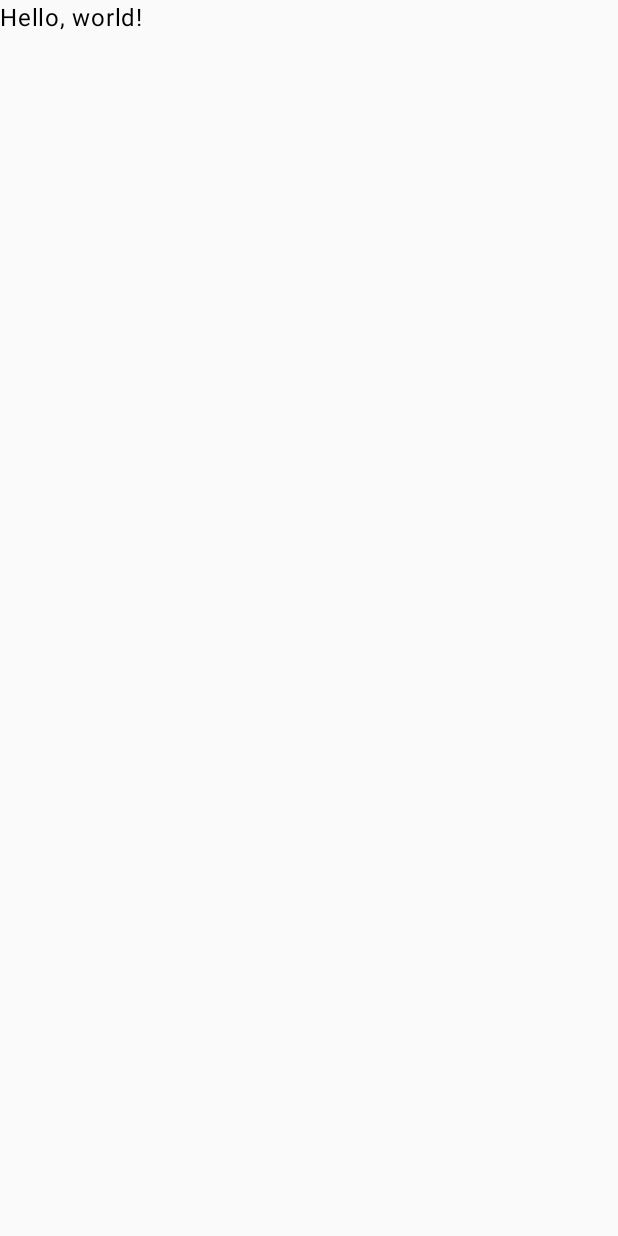
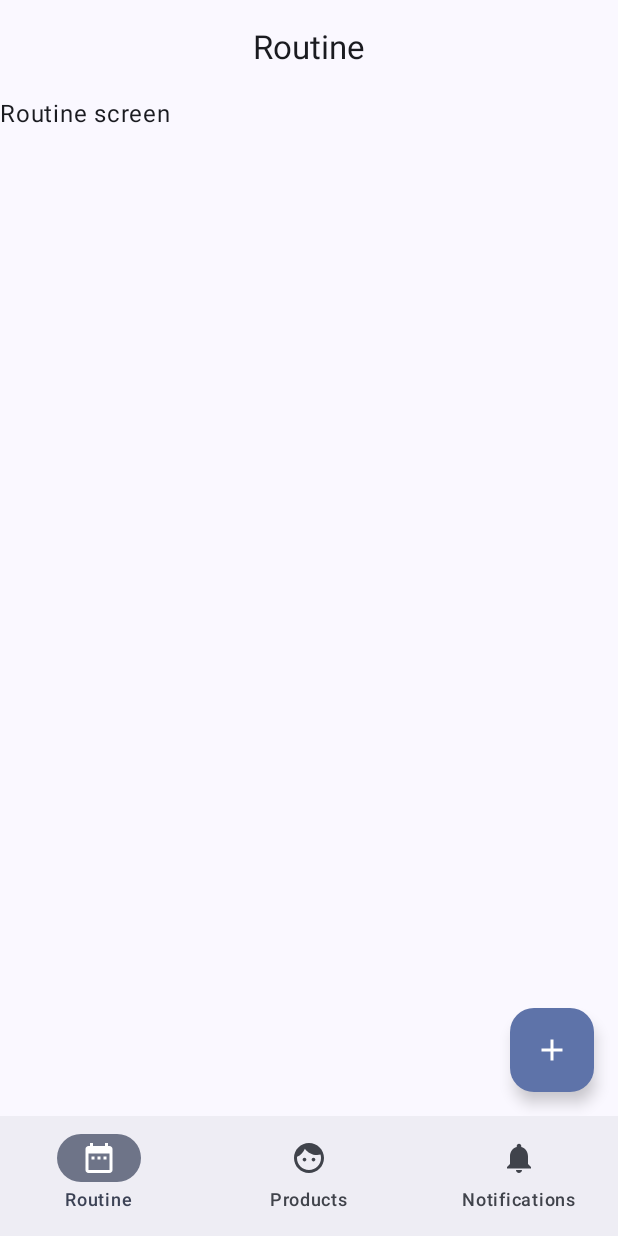
Before and after one commit to raczu/skin-care-app, an Android app built with Jetpack Compose: the screen it shows after launch (MainActivity), on a phone screen of 412 x 824 dp. Before the commit the screen is almost empty. Run offline under Robolectric (Android 15) with nearby library versions, the phone set to English and light mode, and no system bars.

Commit message:
feat: add basic navigation

```diff
--- a/app/src/main/java/com/raczu/skincareapp/MainActivity.kt
+++ b/app/src/main/java/com/raczu/skincareapp/MainActivity.kt
@@ -3,7 +3,6 @@ package com.raczu.skincareapp
 import android.os.Bundle
 import androidx.activity.ComponentActivity
 import androidx.activity.compose.setContent
-import androidx.compose.material3.Text
 import com.raczu.skincareapp.screens.MainScreen
 import com.raczu.skincareapp.ui.theme.SkinCareAppTheme
 
@@ -12,7 +11,7 @@ class MainActivity : ComponentActivity() {
         super.onCreate(savedInstanceState)
         setContent {
             SkinCareAppTheme {
-                Text("Hello, world!")
+                MainScreen()
             }
         }
     }
--- /dev/null
+++ b/app/src/main/java/com/raczu/skincareapp/components/BottomAddFloatingButton.kt
@@ -0,0 +1,26 @@
+package com.raczu.skincareapp.components
+
+import androidx.compose.foundation.layout.Box
+import androidx.compose.foundation.layout.fillMaxWidth
+import androidx.compose.material.icons.Icons
+import androidx.compose.material.icons.filled.Add
+import androidx.compose.material3.FloatingActionButton
+import androidx.compose.material3.Icon
+import androidx.compose.runtime.Composable
+import androidx.compose.ui.Alignment
+import androidx.compose.ui.Modifier
+
+@Composable
+fun BottomAddFloatingButton(
+    onClick: () -> Unit,
+    modifier: Modifier = Modifier
+) {
+    Box(modifier = modifier) {
+        FloatingActionButton(
+            onClick = onClick,
+            modifier = Modifier.align(Alignment.CenterEnd)
+        ) {
+            Icon(Icons.Default.Add, contentDescription = "Add product")
+        }
+    }
+}
--- /dev/null
+++ b/app/src/main/java/com/raczu/skincareapp/components/BottomBar.kt
@@ -0,0 +1,51 @@
+package com.raczu.skincareapp.components
+
+import androidx.compose.foundation.layout.RowScope
+import androidx.compose.material3.Icon
+import androidx.compose.runtime.Composable
+import androidx.compose.runtime.getValue
+import androidx.navigation.NavHostController
+import androidx.navigation.compose.currentBackStackEntryAsState
+import androidx.compose.material3.NavigationBar
+import androidx.compose.material3.NavigationBarItem
+import androidx.compose.material3.Text
+import androidx.navigation.NavDestination
+import androidx.navigation.NavDestination.Companion.hierarchy
+import androidx.navigation.NavGraph.Companion.findStartDestination
+import com.raczu.skincareapp.navigation.BottomBarScreen
+
+@Composable
+fun BottomBar(navController: NavHostController) {
+    val screens = listOf(
+        BottomBarScreen.Routine,
+        BottomBarScreen.Products,
+        BottomBarScreen.Notifications
+    )
+    val navBackStackEntry by navController.currentBackStackEntryAsState()
+    val currentDestination = navBackStackEntry?.destination
+
+    NavigationBar {
+        screens.forEach { screen ->
+            AddItem(screen, currentDestination, navController)
+        }
+    }
+}
+
+@Composable
+fun RowScope.AddItem(
+    screen: BottomBarScreen,
+    currentDestination: NavDestination?,
+    navController: NavHostController
+) {
+    NavigationBarItem(
+        label = { Text(screen.title) },
+        icon = { Icon(screen.icon, contentDescription = "Navigation icon") },
+        selected = currentDestination?.hierarchy?.any { it.route == screen.route } == true,
+        onClick = {
+            navController.navigate(screen.route) {
+                popUpTo(navController.graph.findStartDestination().id)
+                launchSingleTop = true
+            }
+        }
+    )
+}
--- /dev/null
+++ b/app/src/main/java/com/raczu/skincareapp/components/TopBar.kt
@@ -0,0 +1,36 @@
+package com.raczu.skincareapp.components
+
+import androidx.compose.material.icons.Icons
+import androidx.compose.material.icons.filled.ArrowBack
+import androidx.compose.material3.CenterAlignedTopAppBar
+import androidx.compose.material3.ExperimentalMaterial3Api
+import androidx.compose.material3.Icon
+import androidx.compose.material3.IconButton
+import androidx.compose.material3.MaterialTheme
+import androidx.compose.material3.Text
+import androidx.compose.material3.TopAppBarScrollBehavior
+import androidx.compose.runtime.Composable
+import androidx.compose.ui.Modifier
+
+@OptIn(ExperimentalMaterial3Api::class)
+@Composable
+fun TopBar(
+    title: String,
+    canNavigateBack: Boolean,
+    modifier: Modifier = Modifier,
+    onBack: () -> Unit = {},
+    scrollBehavior: TopAppBarScrollBehavior? = null
+) {
+    CenterAlignedTopAppBar(
+        title = { Text(text = title, style = MaterialTheme.typography.titleLarge) },
+        modifier = modifier,
+        scrollBehavior = scrollBehavior,
+        navigationIcon = {
+            if (canNavigateBack) {
+                IconButton(onClick = onBack) {
+                    Icon(Icons.Default.ArrowBack, contentDescription = "Back")
+                }
+            }
+        }
+    )
+}
--- /dev/null
+++ b/app/src/main/java/com/raczu/skincareapp/navigation/AppNavGraph.kt
@@ -0,0 +1,81 @@
+package com.raczu.skincareapp.navigation
+
+import androidx.compose.runtime.Composable
+import androidx.compose.ui.Modifier
+import androidx.navigation.NavHostController
+import androidx.navigation.NavType
+import androidx.navigation.compose.NavHost
+import androidx.navigation.compose.composable
+import androidx.navigation.navArgument
+import com.raczu.skincareapp.screens.NotificationsScreen
+import com.raczu.skincareapp.screens.ProductAddScreen
+import com.raczu.skincareapp.screens.ProductEditScreen
+import com.raczu.skincareapp.screens.ProductsScreen
+import com.raczu.skincareapp.screens.RoutineAddScreen
+import com.raczu.skincareapp.screens.RoutineDetailsScreen
+import com.raczu.skincareapp.screens.RoutineScreen
+
+@Composable
+fun AppNavGraph(navController: NavHostController, modifier: Modifier = Modifier) {
+    NavHost(
+        navController = navController,
+        startDestination = BottomBarScreen.Routine.route,
+        modifier = modifier
+    ) {
+        composable(route = BottomBarScreen.Routine.route) {
+            RoutineScreen(
+                title = BottomBarScreen.Routine.title,
+                navigateToRoutineAdd = {
+                    navController.navigate(TopBarScreen.RoutineAdd.route)
+                },
+                navigateToRoutineDetails = { }
+            )
+        }
+        composable(route = TopBarScreen.RoutineAdd.route) {
+            RoutineAddScreen(
+                title = TopBarScreen.RoutineAdd.title,
+                onBack = { navController.popBackStack() }
+            )
+        }
+        composable(
+            route = TopBarScreen.RoutineDetails.route,
+            arguments = listOf(navArgument(TopBarScreen.RoutineDetails.args) {
+                type = NavType.IntType
+            })
+        ) {
+            RoutineDetailsScreen(
+                title = TopBarScreen.RoutineDetails.title,
+                onBack = { navController.popBackStack() }
+            )
+        }
+        composable(route = BottomBarScreen.Products.route) {
+            ProductsScreen(
+                title = BottomBarScreen.Products.title,
+                navigateToProductAdd = {
+                    navController.navigate(TopBarScreen.ProductAdd.route)
+                },
+                navigateToProductEdit = { }
+            )
+        }
+        composable(route = TopBarScreen.ProductAdd.route) {
+            ProductAddScreen(
+                title = TopBarScreen.ProductAdd.title,
+                onBack = { navController.popBackStack() }
+            )
+        }
+        composable(
+            route = TopBarScreen.ProductEdit.route,
+            arguments = listOf(navArgument(TopBarScreen.ProductEdit.args) {
+                type = NavType.IntType
+            })
+        ) {
+            ProductEditScreen(
+                title = TopBarScreen.ProductEdit.title,
+                onBack = { navController.popBackStack() }
+            )
+        }
+        composable(route = BottomBarScreen.Notifications.route) {
+            NotificationsScreen()
+        }
+    }
+}
--- /dev/null
+++ b/app/src/main/java/com/raczu/skincareapp/navigation/BottomBarScreen.kt
@@ -0,0 +1,29 @@
+package com.raczu.skincareapp.navigation
+
+import androidx.compose.material.icons.Icons
+import androidx.compose.material.icons.filled.DateRange
+import androidx.compose.material.icons.filled.Face
+import androidx.compose.material.icons.filled.Notifications
+import androidx.compose.ui.graphics.vector.ImageVector
+
+sealed class BottomBarScreen(
+    val route: String,
+    val title: String,
+    val icon: ImageVector
+) {
+    data object Routine: BottomBarScreen(
+        route = "routine",
+        title = "Routine",
+        icon = Icons.Default.DateRange
+    )
+    data object Products: BottomBarScreen(
+        route = "products",
+        title = "Products",
+        icon = Icons.Default.Face
+    )
+    data object Notifications: BottomBarScreen(
+        route = "notifications",
+        title = "Notifications",
+        icon = Icons.Default.Notifications
+    )
+}
--- /dev/null
+++ b/app/src/main/java/com/raczu/skincareapp/navigation/TopBarScreen.kt
@@ -0,0 +1,27 @@
+package com.raczu.skincareapp.navigation
+
+
+sealed class TopBarScreen(
+    val route: String,
+    val args: String = "",
+    val title: String
+) {
+    data object RoutineAdd: TopBarScreen(
+        route = "routineAdd",
+        title = "Add a new routine",
+    )
+    data object RoutineDetails: TopBarScreen(
+        route = "routineDetails/{routineId}",
+        args = "routineId",
+        title = "Routine details"
+    )
+    data object ProductAdd: TopBarScreen(
+        route = "productAdd",
+        title = "Add a new product"
+    )
+    data object ProductEdit: TopBarScreen(
+        route = "productEdit/{productId}",
+        args = "productId",
+        title = "Edit product details"
+    )
+}
--- /dev/null
+++ b/app/src/main/java/com/raczu/skincareapp/screens/MainScreen.kt
@@ -0,0 +1,19 @@
+package com.raczu.skincareapp.screens
+
+import androidx.compose.foundation.layout.padding
+import androidx.compose.material3.Scaffold
+import androidx.compose.runtime.Composable
+import androidx.compose.ui.Modifier
+import androidx.navigation.compose.rememberNavController
+import com.raczu.skincareapp.components.BottomBar
+import com.raczu.skincareapp.navigation.AppNavGraph
+
+@Composable
+fun MainScreen() {
+    val navController = rememberNavController()
+    Scaffold(
+        bottomBar = { BottomBar(navController) },
+    ) {
+        AppNavGraph(navController, Modifier.padding(it))
+    }
+}
--- /dev/null
+++ b/app/src/main/java/com/raczu/skincareapp/screens/RoutineScreen.kt
@@ -0,0 +1,46 @@
+package com.raczu.skincareapp.screens
+
+import androidx.compose.foundation.layout.Column
+import androidx.compose.foundation.layout.fillMaxWidth
+import androidx.compose.foundation.layout.padding
+import androidx.compose.material3.ExperimentalMaterial3Api
+import androidx.compose.material3.Scaffold
+import androidx.compose.material3.Text
+import androidx.compose.runtime.Composable
+import androidx.compose.ui.Modifier
+import androidx.compose.ui.unit.dp
+import com.raczu.skincareapp.components.BottomAddFloatingButton
+import com.raczu.skincareapp.components.TopBar
+
+@OptIn(ExperimentalMaterial3Api::class)
+@Composable
+fun RoutineScreen(
+    title: String,
+    navigateToRoutineAdd: () -> Unit,
+    navigateToRoutineDetails: () -> Unit,
+    modifier: Modifier = Modifier
+) {
+    Scaffold(
+        topBar = {
+            TopBar(
+                title = title,
+                canNavigateBack = false
+            )
+        },
+        bottomBar = {
+            BottomAddFloatingButton(
+                onClick = navigateToRoutineAdd,
+                modifier = Modifier
+                    .padding(16.dp)
+                    .fillMaxWidth()
+            )
+        },
+        modifier = modifier
+    ) { innerPadding ->
+        Column(
+            modifier = Modifier.padding(innerPadding)
+        ) {
+            Text("Routine screen")
+        }
+    }
+}
```
Also changed, not shown: app/src/main/java/com/raczu/skincareapp/screens/NotificationsScreen.kt (added, +9 -0 lines), app/src/main/java/com/raczu/skincareapp/screens/ProductAddScreen.kt (added, +42 -0 lines), app/src/main/java/com/raczu/skincareapp/screens/ProductEditScreen.kt (added, +42 -0 lines), app/src/main/java/com/raczu/skincareapp/screens/ProductsScreen.kt (added, +47 -0 lines), app/src/main/java/com/raczu/skincareapp/screens/RoutineAddScreen.kt (added, +42 -0 lines), app/src/main/java/com/raczu/skincareapp/screens/RoutineDetailsScreen.kt (added, +42 -0 lines).
